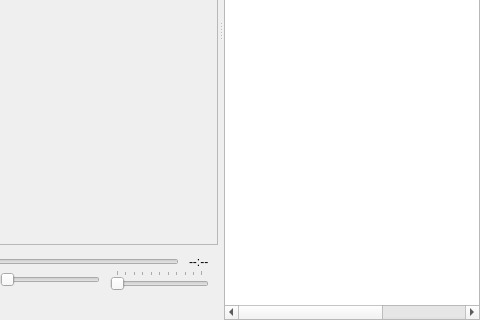
Old version of the form ui/main.ui in the repository pedrazadixon/courses_player; both pictures show x 558 to 1038 and y 280 to 600 of the 1038 by 600 pixel window.
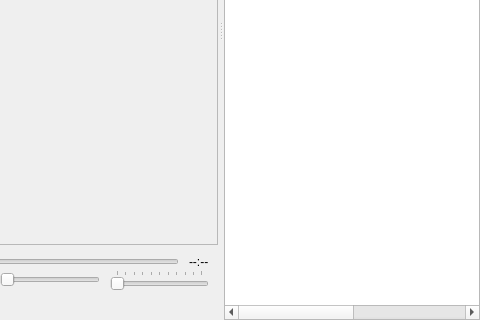
New version of the form. Custom widgets are drawn as their Qt base class.

Diff of the .ui file:
```diff
--- a/ui/main.ui
+++ b/ui/main.ui
@@ -342,6 +342,11 @@
          <string>index</string>
         </property>
        </column>
+       <column>
+        <property name="text">
+         <string>md5</string>
+        </property>
+       </column>
       </widget>
      </item>
     </layout>
```
